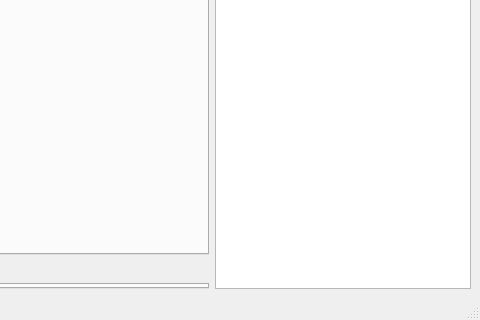
Qt form ui/MainWindow.ui (kipr/kiss) before a commit; both pictures show x 544 to 1024 and y 305 to 625 of the 1024 by 625 pixel window.
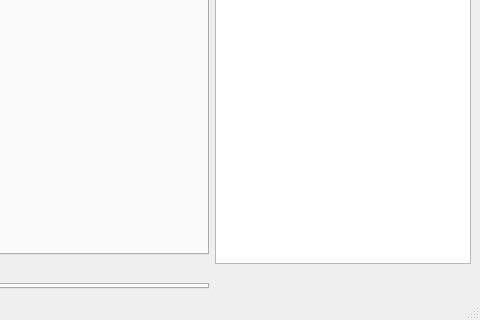
The same form after that commit. Icons and pictures are not drawn.

Commit message: Continued work on projects

Diff of the .ui file:
```diff
--- a/ui/MainWindow.ui
+++ b/ui/MainWindow.ui
@@ -13,6 +13,12 @@
     <height>625</height>
    </rect>
   </property>
+  <property name="minimumSize">
+   <size>
+    <width>200</width>
+    <height>0</height>
+   </size>
+  </property>
   <property name="acceptDrops">
    <bool>true</bool>
   </property>
@@ -29,7 +35,7 @@
    <bool>false</bool>
   </property>
   <widget class="QWidget" name="ui_centralwidget">
-   <layout class="QHBoxLayout" name="horizontalLayout" stretch="3,0">
+   <layout class="QHBoxLayout" name="horizontalLayout" stretch="1,0">
     <item>
      <widget class="QSplitter" name="splitter">
       <property name="orientation">
@@ -76,7 +82,105 @@
      </widget>
     </item>
     <item>
-     <widget class="QTreeView" name="ui_projects"/>
+     <widget class="QFrame" name="ui_projectFrame">
+      <property name="frameShape">
+       <enum>QFrame::NoFrame</enum>
+      </property>
+      <property name="frameShadow">
+       <enum>QFrame::Plain</enum>
+      </property>
+      <layout class="QVBoxLayout" name="verticalLayout_3">
+       <property name="spacing">
+        <number>0</number>
+       </property>
+       <property name="margin">
+        <number>0</number>
+       </property>
+       <item>
+        <layout class="QVBoxLayout" name="verticalLayout">
+         <property name="spacing">
+          <number>5</number>
+         </property>
+         <property name="bottomMargin">
+          <number>0</number>
+         </property>
+         <item>
+          <widget class="QTreeView" name="ui_projects">
+           <property name="rootIsDecorated">
+            <bool>false</bool>
+           </property>
+           <property name="headerHidden">
+            <bool>true</bool>
+           </property>
+           <property name="expandsOnDoubleClick">
+            <bool>false</bool>
+           </property>
+          </widget>
+         </item>
+         <item>
+          <layout class="QHBoxLayout" name="horizontalLayout_2">
+           <property name="spacing">
+            <number>0</number>
+           </property>
+           <item>
+            <widget class="QPushButton" name="ui_addFile">
+             <property name="maximumSize">
+              <size>
+               <width>20</width>
+               <height>20</height>
+              </size>
+             </property>
+             <property name="text">
+              <string/>
+             </property>
+             <property name="icon">
+              <iconset resource="../rc/rc.qrc">
+               <normaloff>:/sourcefile/icon_set/icons/add.png</normaloff>:/sourcefile/icon_set/icons/add.png</iconset>
+             </property>
+             <property name="flat">
+              <bool>true</bool>
+             </property>
+            </widget>
+           </item>
+           <item>
+            <widget class="QPushButton" name="ui_removeFile">
+             <property name="maximumSize">
+              <size>
+               <width>20</width>
+               <height>20</height>
+              </size>
+             </property>
+             <property name="text">
+              <string/>
+             </property>
+             <property name="icon">
+              <iconset resource="../rc/rc.qrc">
+               <normaloff>:/sourcefile/icon_set/icons/delete.png</normaloff>:/sourcefile/icon_set/icons/delete.png</iconset>
+             </property>
+             <property name="flat">
+              <bool>true</bool>
+             </property>
+            </widget>
+           </item>
+           <item>
+            <spacer name="horizontalSpacer">
+             <property name="orientation">
+              <enum>Qt::Horizontal</enum>
+             </property>
+             <property name="sizeHint" stdset="0">
+              <size>
+               <width>40</width>
+               <height>20</height>
+              </size>
+             </property>
+            </spacer>
+           </item>
+          </layout>
+         </item>
+        </layout>
+       </item>
+      </layout>
+     </widget>
     </item>
    </layout>
   </widget>
```
The commit also changes 47 other files.
